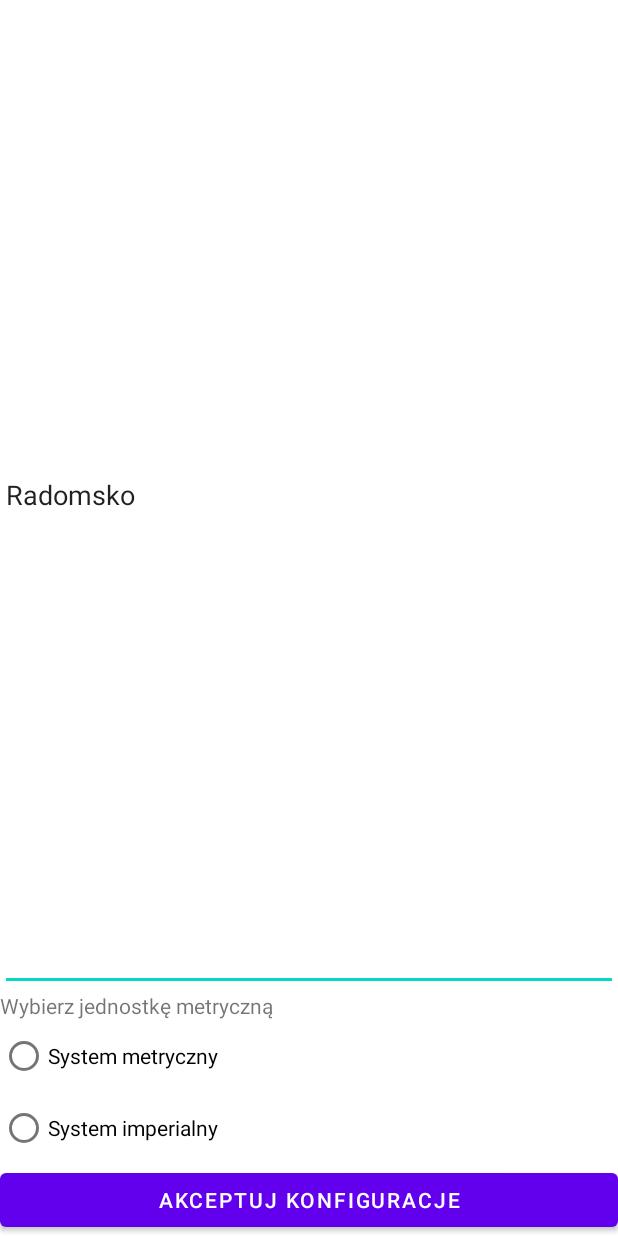
After one commit to PicuBicu/weather-app-android, an Android app: the layout fragment_configuration_text_view.xml on its own in the app's theme, with its tools: preview values and no code run, on a phone screen of 412 x 824 dp. The commit adds this screen. Run offline under Robolectric (Android 15) with nearby library versions, the phone set to English and light mode, and no system bars.

```diff
--- /dev/null
+++ b/app/src/main/res/layout/fragment_configuration_text_view.xml
@@ -0,0 +1,53 @@
+<?xml version="1.0" encoding="utf-8"?>
+<FrameLayout xmlns:android="http://schemas.android.com/apk/res/android"
+    xmlns:app="http://schemas.android.com/apk/res-auto"
+    xmlns:tools="http://schemas.android.com/tools"
+    android:layout_width="match_parent"
+    android:layout_height="match_parent"
+    tools:context=".ConfigurationFragment">
+
+    <LinearLayout
+        android:layout_width="match_parent"
+        android:layout_height="match_parent"
+        android:orientation="vertical">
+
+        <EditText
+            android:id="@+id/edit_city_name"
+            android:layout_width="match_parent"
+            android:layout_height="0dp"
+            android:layout_weight="1"
+            android:inputType="textPostalAddress"
+            android:text="Radomsko" />
+
+        <TextView
+            android:id="@+id/textView"
+            android:layout_width="match_parent"
+            android:layout_height="wrap_content"
+            android:text="Wybierz jednostkę metryczną" />
+
+        <RadioGroup
+            android:id="@+id/unit_system_group"
+            android:layout_width="match_parent"
+            android:layout_height="wrap_content">
+
+            <RadioButton
+                android:id="@+id/metric_button"
+                android:layout_width="match_parent"
+                android:layout_height="wrap_content"
+                android:text="System metryczny" />
+
+            <RadioButton
+                android:id="@+id/imerial_button"
+                android:layout_width="match_parent"
+                android:layout_height="wrap_content"
+                android:text="System imperialny" />
+        </RadioGroup>
+
+        <Button
+            android:id="@+id/accept_config_button"
+            android:layout_width="match_parent"
+            android:layout_height="wrap_content"
+            android:text="Akceptuj konfiguracje" />
+
+    </LinearLayout>
+</FrameLayout>
```
Also changed, not shown: app/src/main/java/pl/piotrb/weatherapp/AdditionalDataFragment.java (added, +36 -0 lines), app/src/main/java/pl/piotrb/weatherapp/ConfigurationFragment.java (added, +75 -0 lines), app/src/main/java/pl/piotrb/weatherapp/MainActivity.java (+11 -16 lines), app/src/main/java/pl/piotrb/weatherapp/WeatherDataFragment.java (+50 -6 lines), app/src/main/java/pl/piotrb/weatherapp/service/WeatherDataService.java (+3 -12 lines), app/src/main/java/pl/piotrb/weatherapp/viewmodel/WeatherDataViewModel.java (+8 -0 lines), app/src/main/res/layout/activity_main.xml (+1 -8 lines), app/src/main/res/layout/fragment_additional_data.xml (added, +14 -0 lines), app/src/main/res/layout/fragment_weather_data.xml (+31 -4 lines).
